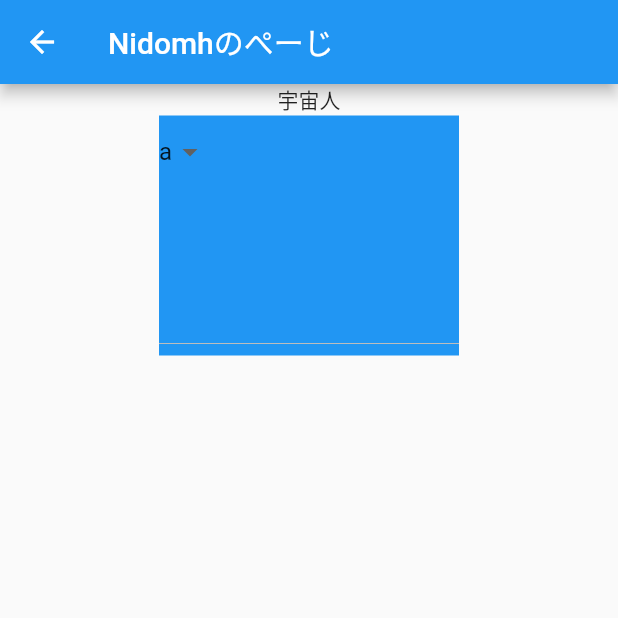
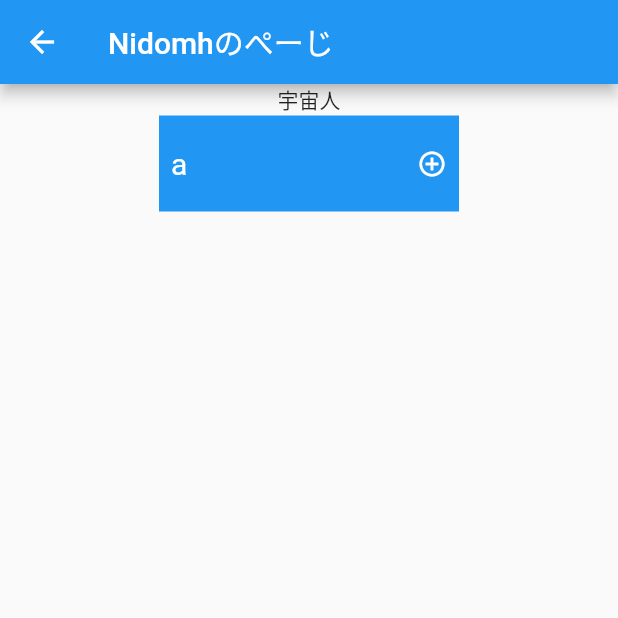
Before and after one commit to te17niidome/SpajamDemo, a Flutter app: the NiidomeHomePage screen opened directly, on a phone screen of 412 x 824 dp, the top half of it. Run offline on Flutter 3.47's test engine with Material 2 defaults, Android fonts, the phone set to English and light mode, and no system bars.

Commit message:
Nidomhのページにドロップダウンボタン追加

```diff
--- a/lib/Nidomh_Page.dart
+++ b/lib/Nidomh_Page.dart
@@ -21,28 +21,57 @@ class _NiidomeHomePageState extends State<NiidomeHomePage> {
       body: Center(
         child: Column(
           children: [
-            Text('宇宙人'),
+            const Text('宇宙人'),
             Container(
               color: Colors.blue,
               width: 200,
-              height: 160,
+              // height: 160,
+              child: Padding(
+                padding: const EdgeInsets.all(8.0),
                 child: DropdownButton(
-                items: [
+                  items: const [
                     DropdownMenuItem(
+                      value: 1,
                       child: Text('a'),
-                    value: 1,
                     ),
                     DropdownMenuItem(
-                    child: Text('a'),
-                    value: 1,
+                      value: 2,
+                      child: Text('b'),
                     ),
                     DropdownMenuItem(
-                    child: Text('a'),
-                    value: 1,
+                      value: 3,
+                      child: Text('c'),
                     ),
                   ],
-                onChanged: (int? value) {},
+                  onChanged: (int? value) {
+                    setState(() {
+                      isSelectedItem = value;
+                    });
+                  },
                   value: isSelectedItem,
+                  isExpanded: true,
+                  // テキストのスタイル
+                  style: const TextStyle(
+                    color: Colors.white,
+                    fontSize: 20,
+                  ),
+
+                  // アイコンのデザイン
+                  iconEnabledColor: Colors.white,
+                  iconSize: 20,
+                  icon: const Icon(Icons.add_circle_outline),
+
+                  // アンダーライン
+                  underline: Container(
+                    height: 0,
+                    color: Colors.white,
+                  ),
+
+                  // リストに色を付ける
+                  dropdownColor: Colors.blue[200],
+                  // リストに影を付ける
+                  elevation: 16,
+                ),
               ),
             ),
           ],
```
Also changed, not shown: lib/Second_Page.dart (+55 -54 lines). Lines whose indentation alone changed are shown as unchanged.
